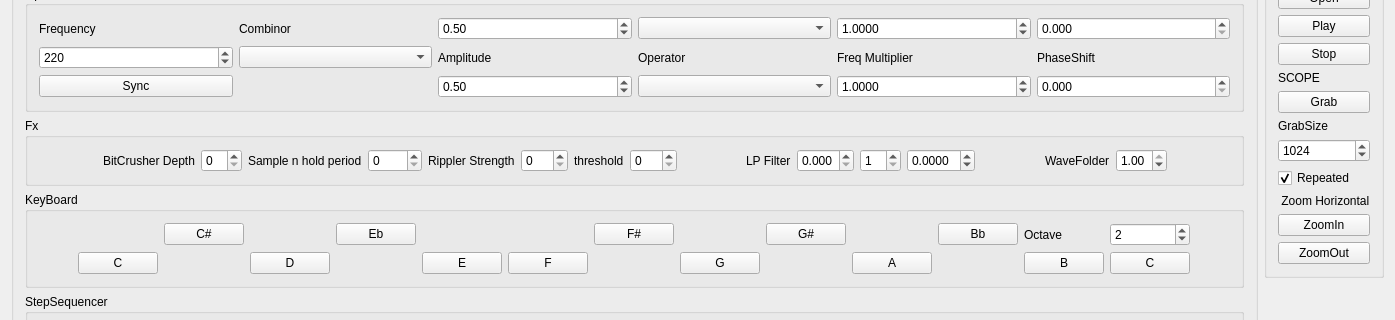
First picture: the form in Synth7/mainwindow.ui, repository djeemie2000/SynthPlayground, before the edit; both pictures show x 0 to 1395 and y 161 to 481 of the 1395 by 672 pixel window.
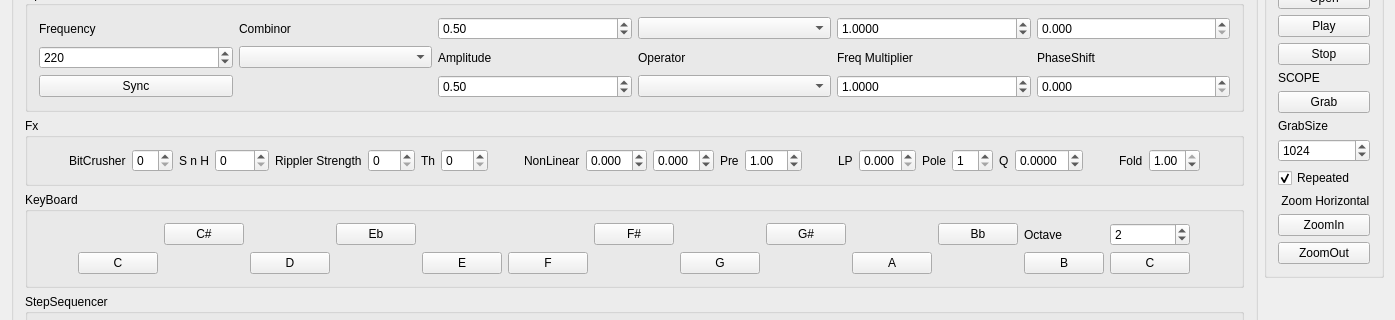
Second picture: the form after the edit.

The edit to the form file:
```diff
--- a/Synth7/mainwindow.ui
+++ b/Synth7/mainwindow.ui
@@ -250,7 +250,7 @@
           <item>
            <widget class="QLabel" name="label_13">
             <property name="text">
-             <string>BitCrusher Depth</string>
+             <string>BitCrusher</string>
             </property>
            </widget>
           </item>
@@ -264,7 +264,7 @@
           <item>
            <widget class="QLabel" name="label_14">
             <property name="text">
-             <string>Sample n hold period</string>
+             <string>S n H</string>
             </property>
            </widget>
           </item>
@@ -298,7 +298,7 @@
           <item>
            <widget class="QLabel" name="label_17">
             <property name="text">
-             <string>threshold</string>
+             <string>Th</string>
             </property>
            </widget>
           </item>
@@ -322,10 +322,82 @@
             </property>
            </spacer>
           </item>
+          <item>
+           <widget class="QLabel" name="label_21">
+            <property name="text">
+             <string>NonLinear</string>
+            </property>
+           </widget>
+          </item>
+          <item>
+           <widget class="QDoubleSpinBox" name="doubleSpinBox_NonLinear_A">
+            <property name="decimals">
+             <number>3</number>
+            </property>
+            <property name="minimum">
+             <double>-4.000000000000000</double>
+            </property>
+            <property name="maximum">
+             <double>4.000000000000000</double>
+            </property>
+            <property name="singleStep">
+             <double>0.010000000000000</double>
+            </property>
+           </widget>
+          </item>
+          <item>
+           <widget class="QDoubleSpinBox" name="doubleSpinBox_NonLinear_B">
+            <property name="decimals">
+             <number>3</number>
+            </property>
+            <property name="minimum">
+             <double>-4.000000000000000</double>
+            </property>
+            <property name="maximum">
+             <double>4.000000000000000</double>
+            </property>
+            <property name="singleStep">
+             <double>0.010000000000000</double>
+            </property>
+           </widget>
+          </item>
+          <item>
+           <widget class="QLabel" name="label_22">
+            <property name="text">
+             <string>Pre</string>
+            </property>
+           </widget>
+          </item>
+          <item>
+           <widget class="QDoubleSpinBox" name="doubleSpinBox_NonLinear_Pre">
+            <property name="maximum">
+             <double>64.000000000000000</double>
+            </property>
+            <property name="singleStep">
+             <double>0.010000000000000</double>
+            </property>
+            <property name="value">
+             <double>1.000000000000000</double>
+            </property>
+           </widget>
+          </item>
+          <item>
+           <spacer name="horizontalSpacer_13">
+            <property name="orientation">
+             <enum>Qt::Horizontal</enum>
+            </property>
+            <property name="sizeHint" stdset="0">
+             <size>
+              <width>40</width>
+              <height>20</height>
+             </size>
+            </property>
+           </spacer>
+          </item>
           <item>
            <widget class="QLabel" name="label_20">
             <property name="text">
-             <string>LP Filter</string>
+             <string>LP</string>
             </property>
            </widget>
           </item>
@@ -342,6 +414,13 @@
             </property>
            </widget>
           </item>
+          <item>
+           <widget class="QLabel" name="label_24">
+            <property name="text">
+             <string>Pole</string>
+            </property>
+           </widget>
+          </item>
           <item>
            <widget class="QSpinBox" name="spinBox_LPFilterStages">
             <property name="minimum">
@@ -355,6 +434,13 @@
             </property>
            </widget>
           </item>
+          <item>
+           <widget class="QLabel" name="label_23">
+            <property name="text">
+             <string>Q</string>
+            </property>
+           </widget>
+          </item>
           <item>
            <widget class="QDoubleSpinBox" name="doubleSpinBox_LPFilterFeedback">
             <property name="decimals">
@@ -387,7 +473,7 @@
           <item>
            <widget class="QLabel" name="label_15">
             <property name="text">
-             <string>WaveFolder</string>
+             <string>Fold</string>
             </property>
            </widget>
           </item>
```
Left out of the diff: 2 changed lines with no effect on the pictures.
